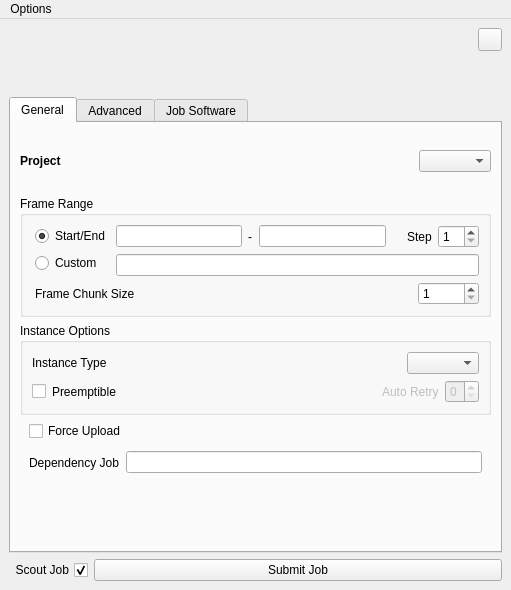
AtomicConductor/conductor_client, file conductor/resources/submitter.ui: the form before one commit.
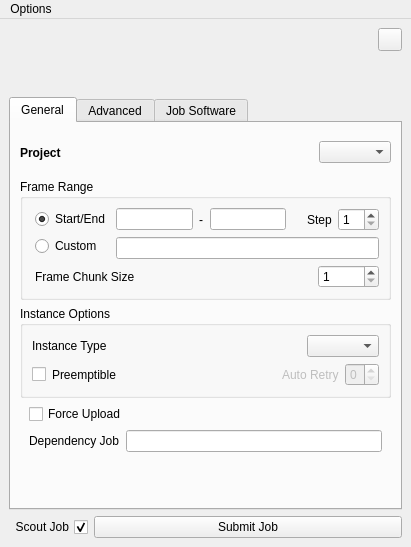
The form after the commit. Icons and pictures are not drawn.

Commit message: CT-111: Fixed width and height in UI file, for real this time...

```diff
--- a/conductor/resources/submitter.ui
+++ b/conductor/resources/submitter.ui
@@ -6,8 +6,8 @@
    <rect>
     <x>0</x>
     <y>0</y>
-    <width>511</width>
-    <height>590</height>
+    <width>411</width>
+    <height>547</height>
    </rect>
   </property>
   <property name="windowTitle">
@@ -1280,7 +1280,7 @@
     <rect>
      <x>0</x>
      <y>0</y>
-     <width>511</width>
+     <width>411</width>
      <height>22</height>
     </rect>
    </property>
```
